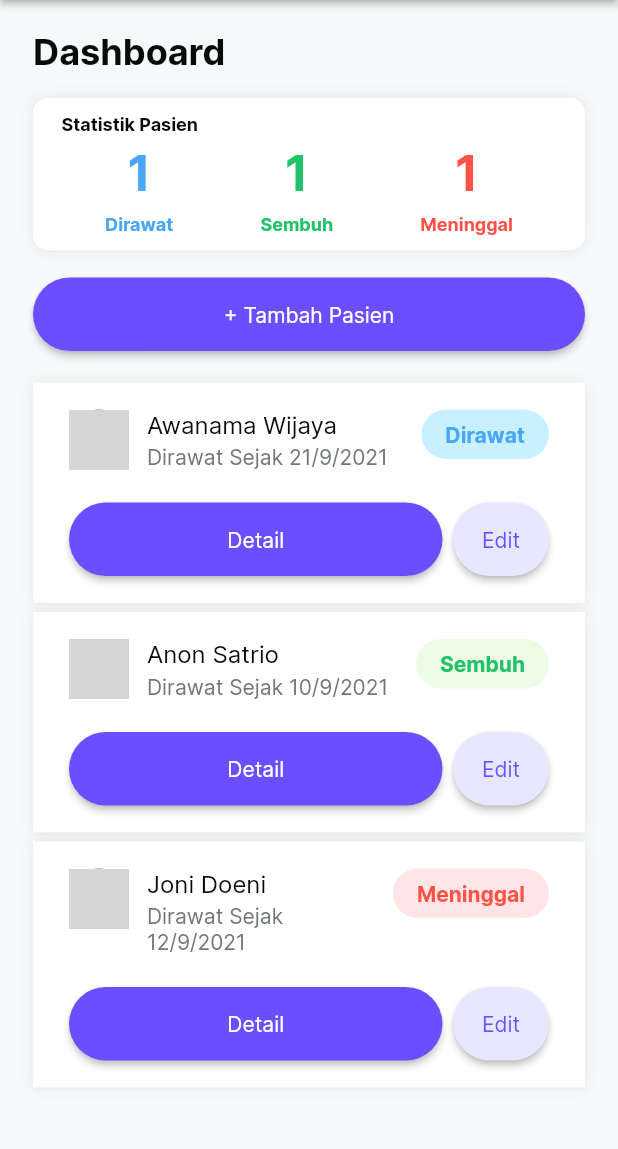
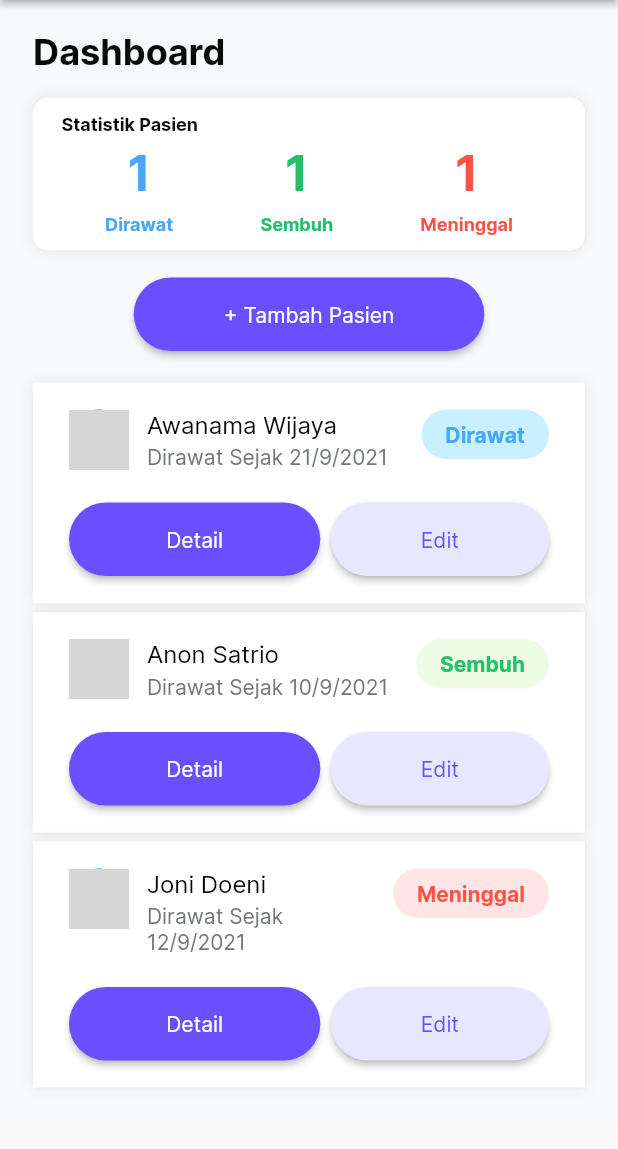
Before and after one commit to Catyousha/studi-independent-journey, a Flutter app: the screen it shows after launch, on a phone screen of 412 x 824 dp, the part 84-1233 px from its top. Run offline on Flutter 3.47's test engine with Material 2 defaults, Android fonts, the phone set to English and light mode, and no system bars; network calls fail; grey boxes are pictures that could not be loaded.

Commit message:
add page container widget

```diff
--- a/FlutterApp/jaka_app/lib/tugas04_sipancora/views/dashboard/page_dashboard.dart
+++ b/FlutterApp/jaka_app/lib/tugas04_sipancora/views/dashboard/page_dashboard.dart
@@ -1,8 +1,8 @@
 import 'package:flutter/material.dart';
+import '../../widgets/page_container.dart';
 import '../../widgets/patient_list_tile.dart';
 import '../../widgets/primary_nav_button.dart';
 import '../../models/patient_list_model.dart';
-import '../../styles/colors.dart';
 import '../../styles/typos.dart';
 import '../../widgets/patient_stats.dart';
 import '../../widgets/sipancora_text.dart';
@@ -34,15 +34,9 @@ class DashboardPage extends StatelessWidget {
         leadingIcon: Icons.logout,
         onPressLeadingIcon: () {},
       ),
-      body: Container(
-        padding: EdgeInsets.symmetric(
-          horizontal: 22.0,
-          vertical: 20,
-        ),
-        decoration: BoxDecoration(
-          color: colorSkyLightest,
-        ),
-        child: ListView(
+      body: PageContainer(
+        child: Column(
+          crossAxisAlignment: CrossAxisAlignment.start,
           children: <Widget>[
             Text(
               "Dashboard",
@@ -53,9 +47,11 @@ class DashboardPage extends StatelessWidget {
               patientList: patientList,
             ),
             SizedBox(height: 18.0),
-            PrimaryNavButton(
-              label: "+ Tambah Pasien",
-              onTapHandler: () => {},
+            Center(
+              child: PrimaryNavButton(
+                label: "+ Tambah Pasien",
+                onTapHandler: () => {},
+              ),
             ),
             SizedBox(height: 21.0),
             Column(
--- /dev/null
+++ b/FlutterApp/jaka_app/lib/tugas04_sipancora/widgets/page_container.dart
@@ -0,0 +1,26 @@
+import 'package:flutter/material.dart';
+import '../styles/colors.dart';
+
+class PageContainer extends StatelessWidget {
+  const PageContainer({
+    Key? key,
+    required this.child,
+  }) : super(key: key);
+
+  final Widget child;
+  @override
+  Widget build(BuildContext context) {
+    return SingleChildScrollView(
+      child: Container(
+        padding: EdgeInsets.symmetric(
+          horizontal: 22.0,
+          vertical: 20,
+        ),
+        decoration: BoxDecoration(
+          color: colorSkyLightest,
+        ),
+        child: child,
+      ),
+    );
+  }
+}
--- a/FlutterApp/jaka_app/lib/tugas04_sipancora/widgets/primary_nav_button.dart
+++ b/FlutterApp/jaka_app/lib/tugas04_sipancora/widgets/primary_nav_button.dart
@@ -23,7 +23,7 @@ class PrimaryNavButton extends StatelessWidget {
         primary: backgroundColor,
         padding: EdgeInsets.symmetric(
           vertical: 16.0,
-          horizontal: 1.0,
+          horizontal: 60.0,
         ),
         shape: RoundedRectangleBorder(
           borderRadius: BorderRadius.circular(48.0),
```
Also changed, not shown: FlutterApp/jaka_app/lib/tugas04_sipancora/views/detail/page_patient_detail.dart (+4 -9 lines).
